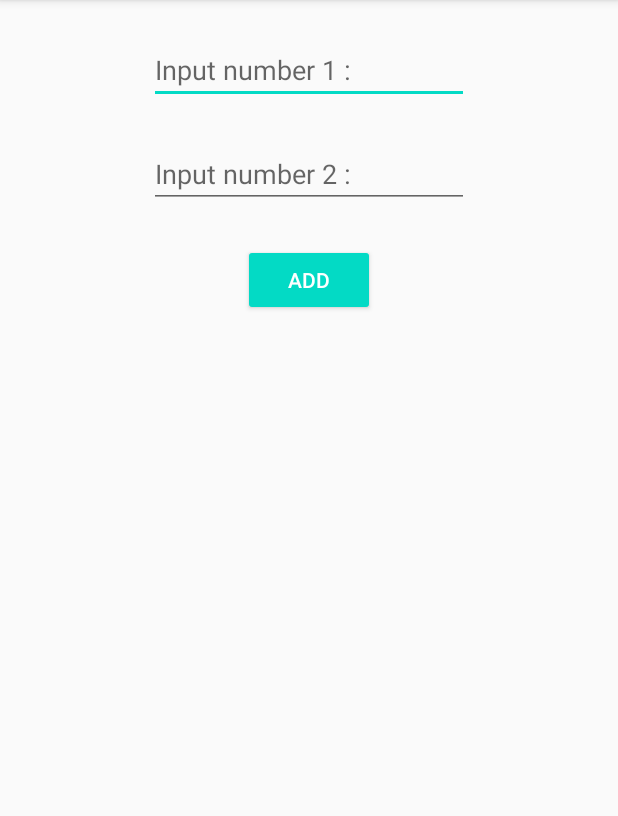
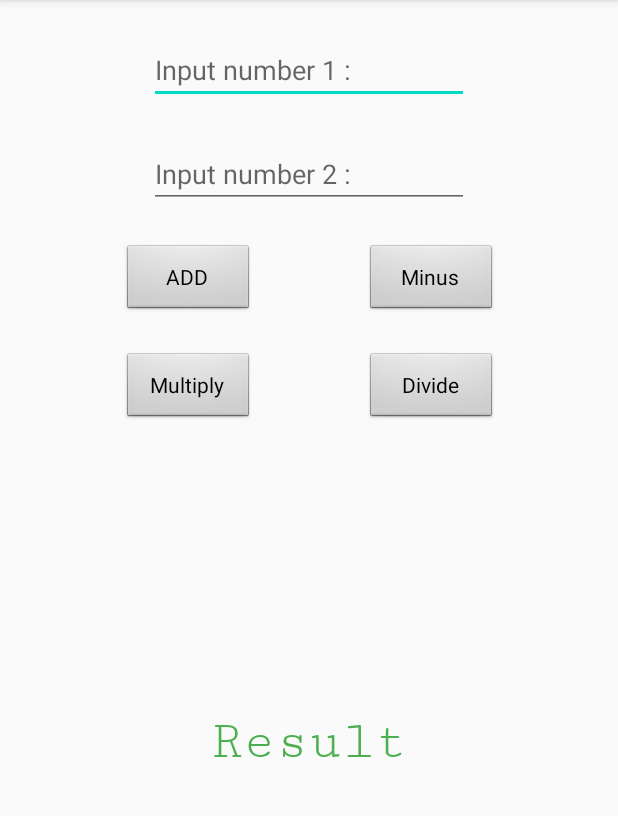
Before and after one commit to Alan41994/MyCalculator, an Android app: the screen it shows after launch (MainActivity), on a phone screen of 412 x 824 dp, the part 84-900 px from its top. Run offline under Robolectric (Android 15) with nearby library versions, the phone set to English and light mode, and no system bars.

Commit message:
add minus multiply divide complete 16/9/63

```diff
--- a/app/src/main/java/comscisdu/piyawat/mycalculator/MainActivity.java
+++ b/app/src/main/java/comscisdu/piyawat/mycalculator/MainActivity.java
@@ -3,12 +3,75 @@ package comscisdu.piyawat.mycalculator;
 import androidx.appcompat.app.AppCompatActivity;
 
 import android.os.Bundle;
+import android.view.View;
+import android.widget.Button;
+import android.widget.EditText;
+import android.widget.TextView;
 
 public class MainActivity extends AppCompatActivity {
+    EditText num1EditText, num2EditText;
+    Button addButton;
+    Button minusButton;
+    Button multiplyButton;
+    Button divideButton;
+    TextView resultTextView;
 
     @Override
     protected void onCreate(Bundle savedInstanceState) {
         super.onCreate(savedInstanceState);
         setContentView(R.layout.activity_main);
+
+    //Initial view ประกาศให้ JAVA รู้จัก element บน XML
+        num1EditText = findViewById(R.id.edtNumber1);
+        num2EditText = findViewById(R.id.edtNumber2);
+        addButton = findViewById(R.id.btAdd);
+        minusButton = findViewById(R.id.btMinus);
+        multiplyButton = findViewById(R.id.btMultiply);
+        divideButton = findViewById(R.id.btDivide);
+        resultTextView = findViewById(R.id.tvResult);
+    //เมื่อ user คลิกปุ่ม ADD
+        addButton.setOnClickListener(new View.OnClickListener() {
+            @Override
+            public void onClick(View view) {
+                int num1 = Integer.parseInt(num1EditText.getText().toString());
+                int num2 = Integer.parseInt(num2EditText.getText().toString());
+                int result = num1 + num2;
+                resultTextView.setText(result+"");
+
+    //เมื่อ user คลิกปุ่ม MINUS
+        minusButton.setOnClickListener(new View.OnClickListener() {
+            @Override
+            public void onClick(View view) {
+                int num1 = Integer.parseInt(num1EditText.getText().toString());
+                int num2 = Integer.parseInt(num2EditText.getText().toString());
+                int result = num1 - num2;
+                resultTextView.setText(result+"");
+
+    //เมื่อ user คลิกปุ่ม MULTIPLY
+        multiplyButton.setOnClickListener(new View.OnClickListener() {
+            @Override
+            public void onClick(View view) {
+                int num1 = Integer.parseInt(num1EditText.getText().toString());
+                int num2 = Integer.parseInt(num2EditText.getText().toString());
+                int result = num1 * num2;
+                resultTextView.setText(result+"");
+
+    //เมื่อ user คลิกปุ่ม DIVIDE
+        divideButton.setOnClickListener(new View.OnClickListener() {
+            @Override
+            public void onClick(View view) {
+                int num1 = Integer.parseInt(num1EditText.getText().toString());
+                int num2 = Integer.parseInt(num2EditText.getText().toString());
+                int result = num1 / num2;
+                resultTextView.setText(result+"");
+
+            }
+        });
+            }
+        });
+            }
+        });
+            }
+        });
     }
 }
--- a/app/src/main/res/layout/activity_main.xml
+++ b/app/src/main/res/layout/activity_main.xml
@@ -31,15 +31,57 @@
         app:layout_constraintTop_toBottomOf="@+id/edtNumber1" />
 
     <Button
-        android:id="@+id/ADD"
-        style="@style/Widget.AppCompat.Button.Colored"
+        android:id="@+id/btAdd"
+        style="@android:style/Widget.Button"
         android:layout_width="wrap_content"
         android:layout_height="wrap_content"
         android:layout_marginTop="24dp"
         android:text="ADD"
+        android:textAppearance="@style/TextAppearance.AppCompat.Body1"
         app:layout_constraintEnd_toEndOf="parent"
+        app:layout_constraintHorizontal_bias="0.25"
         app:layout_constraintStart_toStartOf="parent"
         app:layout_constraintTop_toBottomOf="@+id/edtNumber2" />
+
+    <Button
+        android:id="@+id/btMinus"
+        style="@android:style/Widget.Button"
+        android:layout_width="wrap_content"
+        android:layout_height="wrap_content"
+        android:layout_marginTop="24dp"
+        android:fontFamily="sans-serif"
+        android:text="Minus"
+        android:textAppearance="@style/TextAppearance.AppCompat.Body1"
+        app:layout_constraintEnd_toEndOf="parent"
+        app:layout_constraintHorizontal_bias="0.75"
+        app:layout_constraintStart_toStartOf="parent"
+        app:layout_constraintTop_toBottomOf="@+id/edtNumber2" />
+
+    <Button
+        android:id="@+id/btMultiply"
+        style="@android:style/Widget.Button"
+        android:layout_width="wrap_content"
+        android:layout_height="wrap_content"
+        android:layout_marginTop="24dp"
+        android:text="Multiply"
+        android:textAppearance="@style/TextAppearance.AppCompat.Body1"
+        app:layout_constraintEnd_toEndOf="parent"
+        app:layout_constraintHorizontal_bias="0.25"
+        app:layout_constraintStart_toStartOf="parent"
+        app:layout_constraintTop_toBottomOf="@+id/btAdd" />
+
+    <Button
+        android:id="@+id/btDivide"
+        style="@android:style/Widget.Button"
+        android:layout_width="wrap_content"
+        android:layout_height="wrap_content"
+        android:layout_marginTop="24dp"
+        android:text="Divide"
+        android:textAppearance="@style/TextAppearance.AppCompat.Body1"
+        app:layout_constraintEnd_toEndOf="parent"
+        app:layout_constraintHorizontal_bias="0.75"
+        app:layout_constraintStart_toStartOf="parent"
+        app:layout_constraintTop_toBottomOf="@+id/btMinus" />
 
     <TextView
         android:id="@+id/tvResult"
@@ -47,6 +89,7 @@
         android:layout_height="wrap_content"
         android:fontFamily="serif-monospace"
         android:lineSpacingExtra="36sp"
+        android:text="Result"
         android:textAppearance="@style/TextAppearance.AppCompat.Body1"
         android:textColor="#4CAF50"
         android:textSize="36sp"
@@ -54,6 +97,7 @@
         app:layout_constraintBottom_toBottomOf="parent"
         app:layout_constraintEnd_toEndOf="parent"
         app:layout_constraintStart_toStartOf="parent"
-        app:layout_constraintTop_toBottomOf="@+id/ADD"
-        app:layout_constraintVertical_bias="0.19999999" />
+        app:layout_constraintTop_toBottomOf="@+id/edtNumber2"
+        app:layout_constraintVertical_bias="0.57" />
+
 </androidx.constraintlayout.widget.ConstraintLayout>
```
